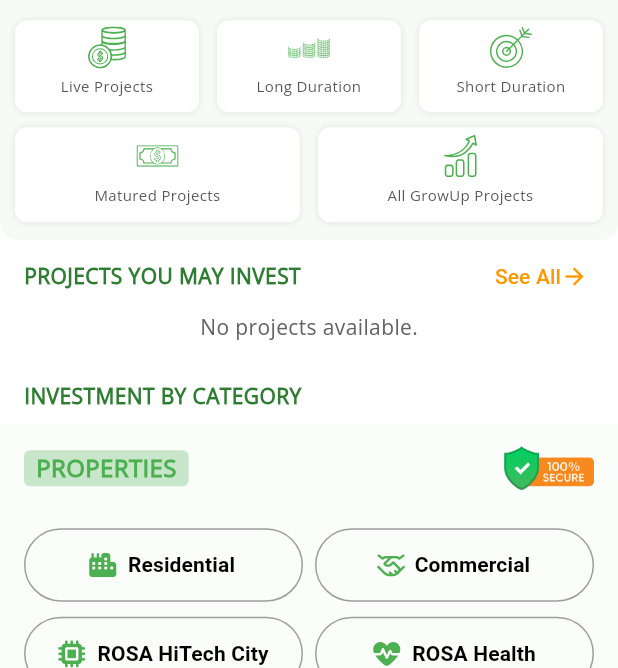
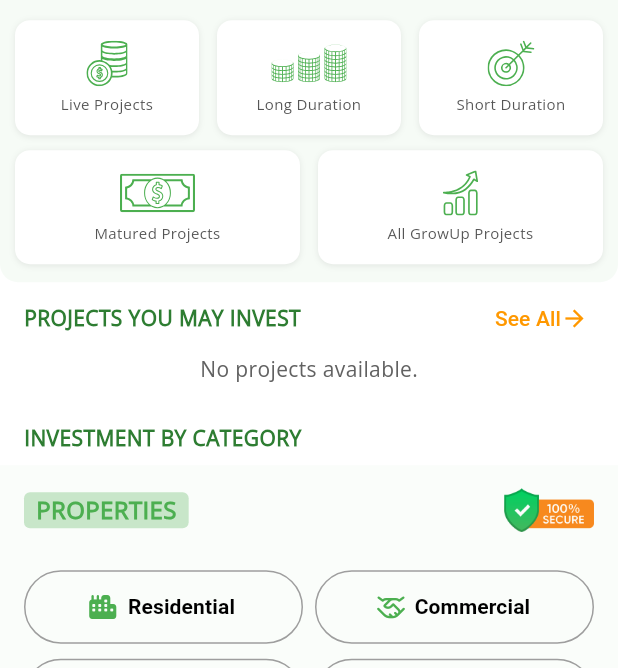
Before and after one commit to shekhorchandra/growup_mbl_app-master_restapi, a Flutter app: the DashboardInvestor screen opened directly, scrolled down 576 dp, on a phone screen of 412 x 824 dp, the part 568-1236 px from its top. Run offline on Flutter 3.47's test engine with Material 3 defaults, Android fonts, the phone set to English and light mode, and no system bars; our stand-ins replace carousel_slider, dio, flutter_html, flutter_secure_storage, flutter_svg, font_awesome_flutter and 9 more; missing offline and left inert: flutter_file_dialog, flutter_pdfview, in_app_update, shurjopay; accounts and stored records are empty; network calls fail.

Commit message:
category overflow issue fixed

```diff
--- a/lib/views/investor_dashboard.dart
+++ b/lib/views/investor_dashboard.dart
@@ -1474,7 +1474,7 @@ class _DashboardInvestorState extends State<DashboardInvestor> {
                             CategoryGridCard(
                               minCrossAxisCount: 3,
                               maxCrossAxisCount: 3,
-                              aspectRatio: 2.0, //  same ratio for consistent height
+                              aspectRatio: 1.6, //  same ratio for consistent height
                               items: [
                                 CategoryItem(
                                   icon: SvgPicture.asset(Assets.iconsLiveProject, color: Colors.green),
@@ -1506,7 +1506,7 @@ class _DashboardInvestorState extends State<DashboardInvestor> {
                             CategoryGridCard(
                               minCrossAxisCount: 2,
                               maxCrossAxisCount: 2,
-                              aspectRatio: 3.0, //  same as above
+                              aspectRatio: 2.5, //  same as above
                               items: [
                                 CategoryItem(
                                   icon: SvgPicture.asset(Assets.iconsMach, color: Colors.green),
--- a/lib/views/login.dart
+++ b/lib/views/login.dart
@@ -122,8 +122,8 @@ class _MyLoginState extends State<MyLogin> with TickerProviderStateMixin {
     final width = size.width;
 
     // ⚙️ Default demo credentials
-    // usernameController.text = "01833933567";
-    // passwordController.text = "ja!1ma!3Pa#2";
+     usernameController.text = "01833933567";
+     passwordController.text = "ja!1ma!3Pa#2";
 
     return Container(
       decoration: const BoxDecoration(
--- a/lib/widgets/category_item.dart
+++ b/lib/widgets/category_item.dart
@@ -29,8 +29,8 @@ class CategoryGridCard extends StatelessWidget {
   final Color iconColor;
   final Color textColor;
   final Color bgColor;
-  final int minCrossAxisCount; // used on narrow screens
-  final int maxCrossAxisCount; // used on wide screens
+  final int minCrossAxisCount;
+  final int maxCrossAxisCount;
   final double titleFontSize;
   final double? aspectRatio;
 
@@ -38,14 +38,15 @@ class CategoryGridCard extends StatelessWidget {
   Widget build(BuildContext context) {
     return LayoutBuilder(
       builder: (context, c) {
-        // Simple responsive columns: 2 on narrow, 4 on wide
         final crossAxisCount = c.maxWidth < 520 ? minCrossAxisCount : maxCrossAxisCount;
 
-        // Card aspect ratio so the reserved title area + icon fit nicely
-        // You can tweak this if you want taller/shorter cards.
+        // ✅ Adjust aspect ratio dynamically to avoid overflow
         final childAspectRatio = aspectRatio ??
-            (c.maxWidth < 520 ? 1.62 : 1.3);
-
+            (c.maxWidth < 400
+                ? 1.1
+                : c.maxWidth < 520
+                ? 1.25
+                : 1.35);
 
         return GridView.builder(
           shrinkWrap: true,
@@ -64,39 +65,35 @@ class CategoryGridCard extends StatelessWidget {
   }
 
   Widget _buildCard(BuildContext context, CategoryItem item) {
-    // Reserve space equal to exactly 2 lines of text (so 1-line titles won’t shrink the card).
-    // lineHeight ~ 1.25 for good readability.
-    final double lineHeight = 1.25;
-    final double twoLineBoxHeight = titleFontSize * lineHeight * 2;
-
     return InkWell(
-      borderRadius: BorderRadius.circular(8),
+      borderRadius: BorderRadius.circular(10),
       onTap: item.onTap,
       child: Container(
         decoration: BoxDecoration(
           color: bgColor,
-          borderRadius: BorderRadius.circular(8),
+          borderRadius: BorderRadius.circular(10),
           boxShadow: [
             BoxShadow(
-              color: Colors.black.withValues(alpha: 0.09),
+              color: Colors.black.withValues(alpha: 0.08),
               blurRadius: 3,
+              offset: const Offset(0, 1),
             ),
           ],
         ),
-        padding: const EdgeInsets.symmetric(horizontal: 1, vertical: 1),
+        padding: const EdgeInsets.symmetric(horizontal: 8, vertical: 10),
         child: Column(
           mainAxisAlignment: MainAxisAlignment.center,
           children: [
-            IconTheme(
-              data: IconThemeData(size: 34, color: iconColor),
-              child: _wrapIcon(item.icon, 28),
-
+            Flexible(
+              flex: 6,
+              child: IconTheme(
+                data: IconThemeData(size: 50, color: iconColor), // ⬆️ increased to 50
+                child: Center(child: _wrapIcon(item.icon, 50)),
               ),
-            const SizedBox(height: 0),
-            // Fixed-height box to ensure all cards are equal height whether 1 or 2 lines
-            SizedBox(
-              height: twoLineBoxHeight,
-              child: Center(
+            ),
+            const SizedBox(height: 6),
+            Flexible(
+              flex: 4,
               child: Text(
                 item.title,
                 maxLines: 2,
@@ -104,10 +101,9 @@ class CategoryGridCard extends StatelessWidget {
                 textAlign: TextAlign.center,
                 style: TextStyle(
                   fontSize: titleFontSize,
-                    height: lineHeight,
-                    fontWeight: FontWeight.w400,
+                  height: 1.25,
+                  fontWeight: FontWeight.w500,
                   color: textColor,
-                  ),
                 ),
               ),
             ),
@@ -116,9 +112,10 @@ class CategoryGridCard extends StatelessWidget {
       ),
     );
   }
+
   Widget _wrapIcon(Widget icon, double size) {
     if (icon is Icon) {
-      return Icon(icon.icon, size: size,);
+      return Icon(icon.icon, size: size);
     }
     return SizedBox(height: size, width: size, child: FittedBox(child: icon));
   }
```
Lines whose indentation alone changed are shown as unchanged.
